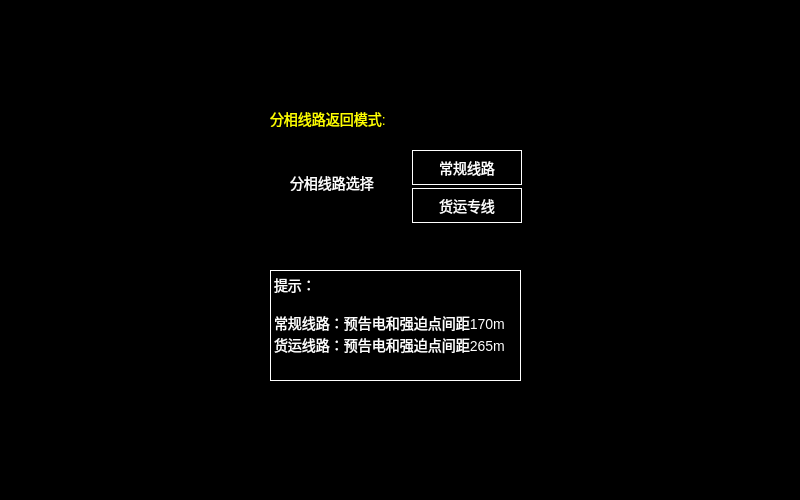
First picture: the form in settng_separation.ui, repository isliulin/Plan85HMI, before the edit.
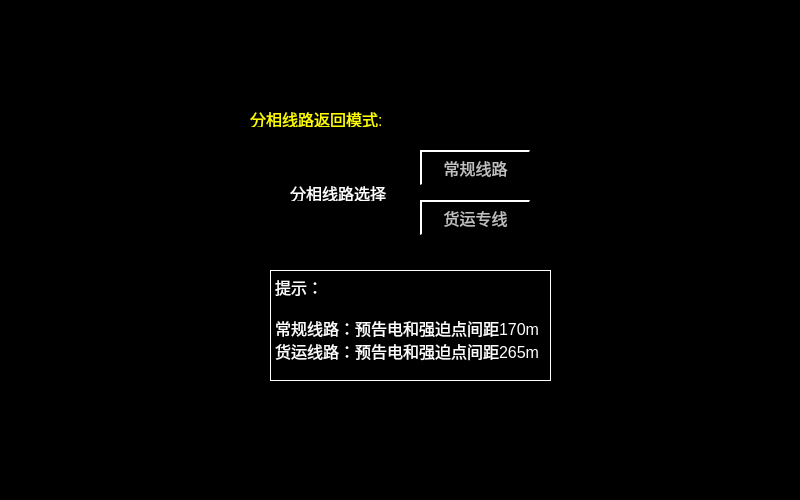
Second picture: the form after the edit.

Commit message: Settng_Separation V1.1

Patch:
```diff
--- a/settng_separation.ui
+++ b/settng_separation.ui
@@ -20,22 +20,19 @@
 }
 QLabel
 {
-font:14px;
+font:16px;
 }
 QPushButton
 {
-border:1px solid white;
-background-color:black;
-color:white;
-font:14px;
+font: 16px;color: rgb(192,192,192);background-color: rgb(0, 0, 0);border-top: 2px solid white;border-left: 2px solid white;
 }</string>
   </property>
   <widget class="QLabel" name="LBL_Tips1">
    <property name="geometry">
     <rect>
-     <x>270</x>
+     <x>250</x>
      <y>110</y>
-     <width>121</width>
+     <width>141</width>
      <height>17</height>
     </rect>
    </property>
@@ -51,8 +48,8 @@
    <property name="geometry">
     <rect>
      <x>290</x>
-     <y>174</y>
-     <width>91</width>
+     <y>184</y>
+     <width>101</width>
      <height>17</height>
     </rect>
    </property>
@@ -67,7 +64,7 @@
   <widget class="QPushButton" name="BTN_NormalLine">
    <property name="geometry">
     <rect>
-     <x>412</x>
+     <x>420</x>
      <y>150</y>
      <width>110</width>
      <height>35</height>
@@ -80,8 +77,8 @@
   <widget class="QPushButton" name="BTN_FreightLine">
    <property name="geometry">
     <rect>
-     <x>412</x>
-     <y>188</y>
+     <x>420</x>
+     <y>200</y>
      <width>110</width>
      <height>35</height>
     </rect>
@@ -95,7 +92,7 @@
     <rect>
      <x>270</x>
      <y>270</y>
-     <width>251</width>
+     <width>281</width>
      <height>111</height>
     </rect>
    </property>
@@ -103,7 +100,7 @@
     <string notr="true">border:1px solid white;
 background-color:black;
 color:white;
-font:14px;</string>
+font:16px;</string>
    </property>
    <property name="text">
     <string>提示：
```
Left out of the diff: 12 changed lines with no effect on the pictures. The commit also changes 6 other files.
